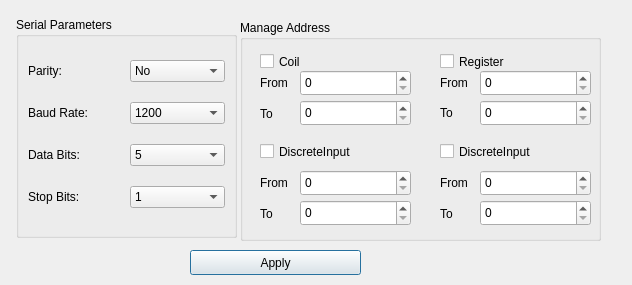
Old version of the form SettingDialog.ui in the repository Nasi-ChildOf-Desert/Modbus-Client-Simulator-For-Linux.
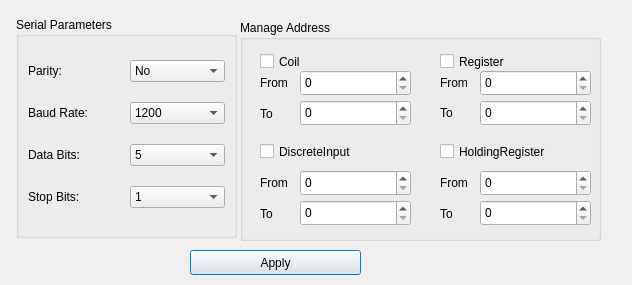
New version of the form.

Commit message: This is Free Simulator for Modbus Client

The edit to the form file:
```diff
--- a/SettingDialog.ui
+++ b/SettingDialog.ui
@@ -283,12 +283,12 @@
      <rect>
       <x>200</x>
       <y>120</y>
-      <width>121</width>
+      <width>131</width>
       <height>23</height>
      </rect>
     </property>
     <property name="text">
-     <string>DiscreteInput</string>
+     <string>HoldingRegister</string>
     </property>
    </widget>
    <widget class="QLabel" name="label_6">
```
The commit also changes 2 other files.
